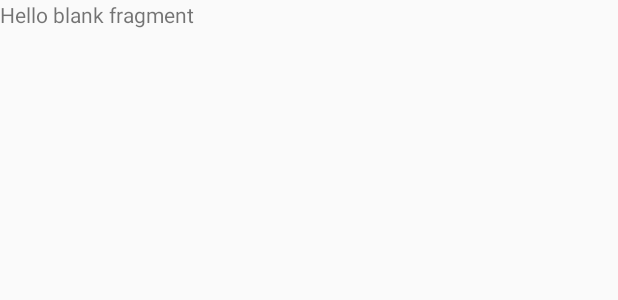
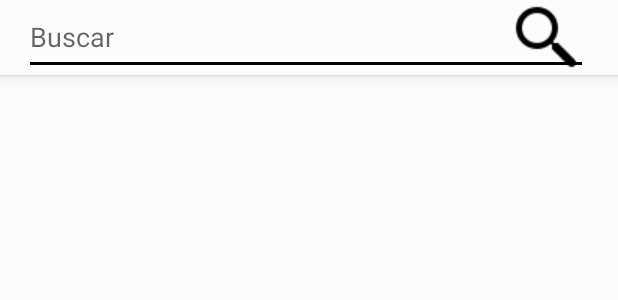
Before and after one commit to stranger01/235ki, an Android app: the layout fragment_search.xml on its own in the app's theme, with its tools: preview values and no code run, on a phone screen of 412 x 824 dp. Shown: the top 300 px of the screen. Run offline under Robolectric (Android 15) with nearby library versions, the phone set to English and light mode, and no system bars.

Commit message:
updated fragments, profile, search, home #3

```diff
--- a/app/src/main/res/layout/fragment_search.xml
+++ b/app/src/main/res/layout/fragment_search.xml
@@ -1,13 +1,58 @@
-<FrameLayout xmlns:android="http://schemas.android.com/apk/res/android"
+<RelativeLayout xmlns:android="http://schemas.android.com/apk/res/android"
     xmlns:tools="http://schemas.android.com/tools"
     android:layout_width="match_parent"
     android:layout_height="match_parent"
     tools:context="Fragments.SearchFragment">
 
-    <!-- TODO: Update blank fragment layout -->
-    <TextView
+
+
+    <com.google.android.material.appbar.AppBarLayout
         android:layout_width="match_parent"
-        android:layout_height="match_parent"
-        android:text="@string/hello_blank_fragment" />
+        android:layout_height="wrap_content"
+        android:id="@+id/app_bar_layout_search">
 
-</FrameLayout>
+        <androidx.appcompat.widget.Toolbar
+
+            android:id="@+id/search_toolbar"
+            android:layout_width="match_parent"
+            android:layout_height="50dp"
+            android:background="#FCFCFD">
+
+            <RelativeLayout
+                android:layout_width="wrap_content"
+                android:layout_height="wrap_content">
+
+                <EditText
+                    android:id="@+id/search_fragment_icon"
+                    android:layout_width="match_parent"
+                    android:layout_height="wrap_content"
+                    android:layout_centerInParent="true"
+                    android:layout_alignParentRight="true"
+                    android:layout_marginRight="20dp"
+                    android:hint="Buscar"
+                    android:drawableEnd="@drawable/search">
+
+                </EditText>
+
+
+
+            </RelativeLayout>
+
+        </androidx.appcompat.widget.Toolbar>
+
+
+    </com.google.android.material.appbar.AppBarLayout>
+
+    <androidx.recyclerview.widget.RecyclerView
+        android:id="@+id/recycler_view_search"
+        android:layout_width="405dp"
+        android:layout_height="672dp"
+        android:layout_alignParentEnd="true"
+        android:layout_alignParentBottom="true"
+        android:layout_marginEnd="6dp"
+        android:layout_marginBottom="5dp" />
+
+
+
+
+</RelativeLayout>
--- a/app/src/main/res/values/colors.xml
+++ b/app/src/main/res/values/colors.xml
@@ -1,8 +1,8 @@
 <?xml version="1.0" encoding="utf-8"?>
 <resources>
-    <color name="colorPrimary">#FFFF00</color>
-    <color name="colorPrimaryDark">#18FFFF</color>
-    <color name="colorAccent">#E380A7</color>
+    <color name="colorPrimary">#FF063C</color>
+    <color name="colorPrimaryDark">#131E95</color>
+    <color name="colorAccent">#000000</color>
     <color name="colorBlack">#191B1A</color>
     <color name="colorBlue">#061F83</color>
 
```
Also changed, not shown: app/src/main/res/layout/activity_main.xml (+8 -9 lines), app/src/main/res/layout/fragment_home.xml (+12 -5 lines).
